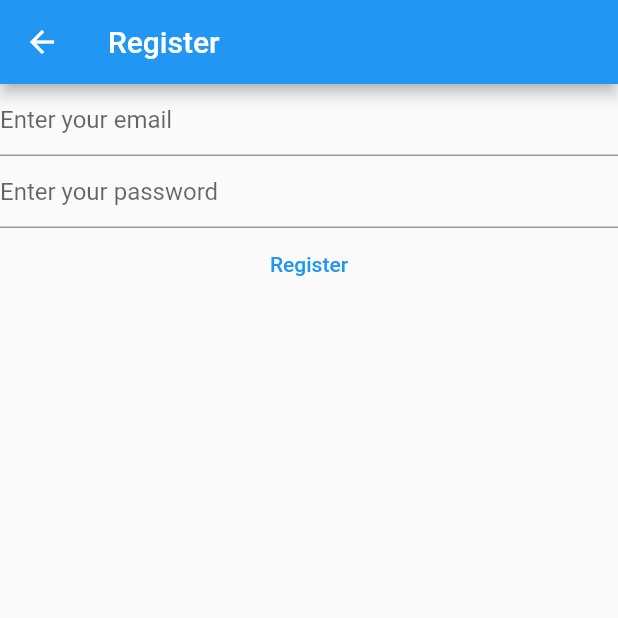
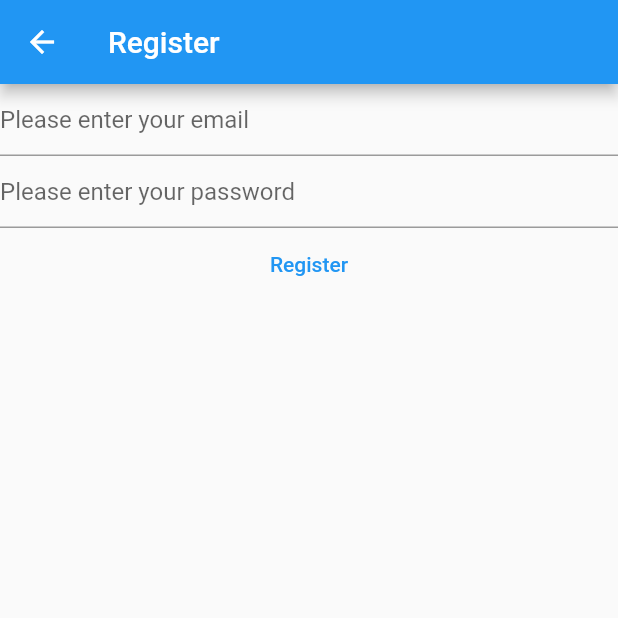
Before and after one commit to TildaYngman/Flutter-project-practice, a Flutter app: the RegisterViewPage screen opened directly, on a phone screen of 412 x 824 dp, the top half of it. Run offline on Flutter 3.47's test engine with Material 2 defaults, Android fonts, the phone set to English and light mode, and no system bars; our stand-ins replace firebase_auth, firebase_core; accounts and stored records are empty.

Commit message:
Changing hint text

```diff
--- a/lib/views/register_view.dart
+++ b/lib/views/register_view.dart
@@ -50,7 +50,7 @@ class _RegisterViewPageState extends State<RegisterViewPage> {
                       autocorrect: false,
                       keyboardType: TextInputType.emailAddress,
                       decoration: const InputDecoration(
-                        hintText: 'Enter your email',
+                        hintText: 'Please enter your email',
                       )),
                   TextField(
                       controller: _password,
@@ -58,7 +58,7 @@ class _RegisterViewPageState extends State<RegisterViewPage> {
                       enableSuggestions: false,
                       autocorrect: false,
                       decoration: const InputDecoration(
-                        hintText: 'Enter your password',
+                        hintText: 'Please enter your password',
                       )),
                   TextButton(
                     onPressed: () async {
```
